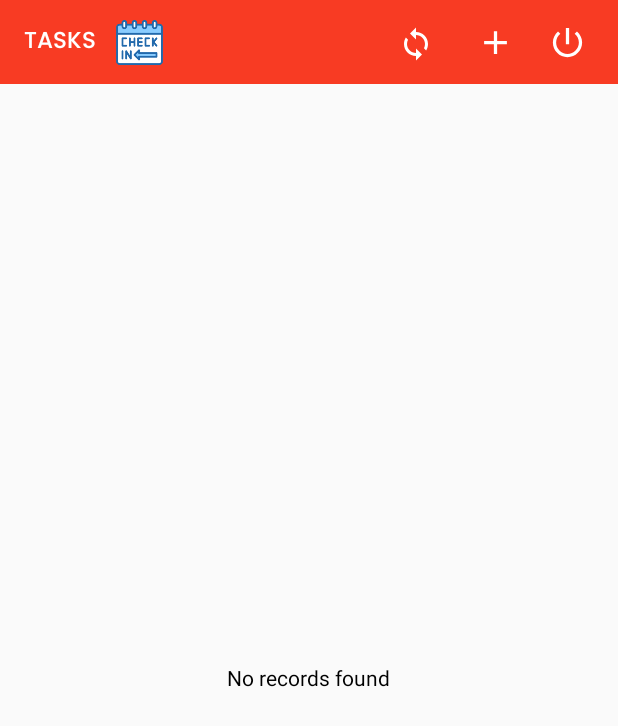
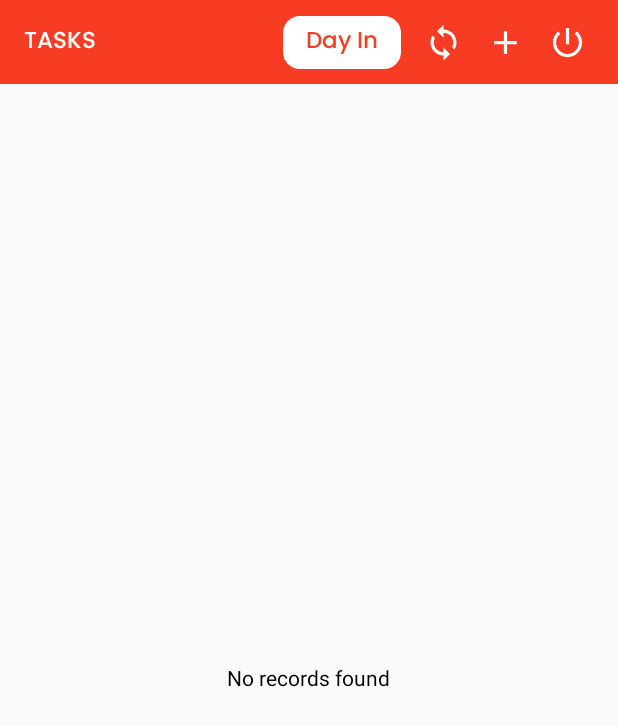
Before and after one commit to smeet857/SRCM, an Android app: the TaskActivity2 screen opened directly, with no data from a screen before it, on a phone screen of 412 x 824 dp. Shown: the top 726 px of the screen. Run offline under Robolectric (Android 15) with nearby library versions, the light colour scheme and no system bars; our stand-ins replace Room's generated code, Volley, sdp/ssp sizes; libraries missing offline, so code that uses them is left out: com.sangcomz.fishbun.

Commit message:
all tasks done

```diff
--- a/app/src/main/java/com/techinnovators/srcm/Activity/AddVisitRequestActivity2.java
+++ b/app/src/main/java/com/techinnovators/srcm/Activity/AddVisitRequestActivity2.java
@@ -73,7 +73,6 @@ public class AddVisitRequestActivity2 extends AppCompatActivity implements View.
             acEventSector,
             acEventCategory,
             acProjectType,
-            acOrganizationName,
             acVisitState,
             acDistrict,
             acTaluka,
@@ -81,7 +80,7 @@ public class AddVisitRequestActivity2 extends AppCompatActivity implements View.
 
     private ConstraintLayout csMain;
 
-    private AppCompatEditText /*etVisitDate,*/etVisitAssignedTo, etContPersonName, etContPersonNo;
+    private AppCompatEditText /*etVisitDate,*/etVisitAssignedTo, etContPersonName, etContPersonNo,acOrganizationName;
 
     private Spinner spinnerVisitType, spinnerVisitMode;
 
@@ -210,7 +209,7 @@ public class AddVisitRequestActivity2 extends AppCompatActivity implements View.
             }
         });
 
-        acOrganizationName.setOnClickListener(new View.OnClickListener() {
+        /*acOrganizationName.setOnClickListener(new View.OnClickListener() {
             @Override
             public void onClick(View v) {
 //                acOrganizationName.showDropDown();
@@ -223,7 +222,7 @@ public class AddVisitRequestActivity2 extends AppCompatActivity implements View.
                 });
                 spinnerDialog.showSpinerDialog();
             }
-        });
+        });*/
 
         acVisitState.setOnClickListener(new View.OnClickListener() {
             @Override
--- a/app/src/main/java/com/techinnovators/srcm/Activity/TaskActivity2.java
+++ b/app/src/main/java/com/techinnovators/srcm/Activity/TaskActivity2.java
@@ -2,6 +2,7 @@ package com.techinnovators.srcm.Activity;
 
 import androidx.annotation.Nullable;
 import androidx.appcompat.app.AppCompatActivity;
+import androidx.appcompat.widget.AppCompatTextView;
 import androidx.constraintlayout.widget.ConstraintLayout;
 import androidx.lifecycle.MutableLiveData;
 import androidx.recyclerview.widget.LinearLayoutManager;
@@ -76,9 +77,9 @@ public class TaskActivity2 extends AppCompatActivity {
 
     private LinearLayout llEmptyView;
 
+    private AppCompatTextView  ivCheckIn,
+            ivCheckOut;
     private ImageView ivAdd,
-            ivCheckIn,
-            ivCheckOut,
             ivWorkingHours,
             ivLogout,
             ivSync;
--- a/app/src/main/java/com/techinnovators/srcm/AddVisitRequestActivity.java
+++ b/app/src/main/java/com/techinnovators/srcm/AddVisitRequestActivity.java
@@ -145,7 +145,7 @@ public class AddVisitRequestActivity extends AppCompatActivity implements View.O
         if (NetworkUtils.isNetworkConnected(AddVisitRequestActivity.this)) {
             getProjectName();
             getProjectType();
-            getOrganisationName();
+            //getOrganisationName();
             getVisitState();
             getDistrict();
             getTaluka();
--- /dev/null
+++ b/app/src/main/res/drawable/day_bg.xml
@@ -0,0 +1,18 @@
+<?xml version="1.0" encoding="utf-8"?>
+<shape xmlns:android="http://schemas.android.com/apk/res/android"
+    android:shape="rectangle">
+
+    <stroke
+        android:width="@dimen/_1sdp"
+        android:color="@color/white" />
+
+    <solid android:color="@color/white" />
+
+    <corners android:radius="@dimen/_8sdp" />
+
+    <padding
+        android:bottom="@dimen/_4sdp"
+        android:left="@dimen/_12sdp"
+        android:right="@dimen/_12sdp"
+        android:top="@dimen/_4sdp" />
+</shape>
--- a/app/src/main/res/layout/activity_add_visit_request.xml
+++ b/app/src/main/res/layout/activity_add_visit_request.xml
@@ -211,11 +211,10 @@
                 app:layout_constraintStart_toStartOf="parent"
                 app:layout_constraintTop_toBottomOf="@+id/spin_activity" />
 
-            <androidx.appcompat.widget.AppCompatAutoCompleteTextView
+            <androidx.appcompat.widget.AppCompatEditText
                 android:id="@+id/acOrgName"
                 android:layout_width="match_parent"
                 android:layout_height="wrap_content"
-                android:focusable="false"
                 android:background="@drawable/edittext_background"
                 android:fontFamily="@font/poppins_regular"
                 android:padding="@dimen/_8sdp"
--- a/app/src/main/res/layout/activity_tasks.xml
+++ b/app/src/main/res/layout/activity_tasks.xml
@@ -34,39 +34,6 @@
                 app:layout_constraintTop_toTopOf="parent" />
 
             <ImageView
-                android:id="@+id/ivCheckIn"
-                android:layout_width="@dimen/_24sdp"
-                android:layout_height="@dimen/_24sdp"
-                android:layout_marginStart="@dimen/_10sdp"
-                android:src="@drawable/check_in"
-                app:layout_constraintBottom_toBottomOf="@+id/user_name"
-                app:layout_constraintStart_toEndOf="@+id/user_name"
-                app:layout_constraintTop_toTopOf="@+id/user_name" />
-
-            <ImageView
-                android:id="@+id/ivCheckOut"
-                android:layout_width="@dimen/_24sdp"
-                android:layout_height="@dimen/_24sdp"
-                android:layout_marginStart="@dimen/_20sdp"
-                android:src="@drawable/check_out"
-                android:visibility="gone"
-                app:layout_constraintBottom_toBottomOf="@+id/user_name"
-                app:layout_constraintStart_toEndOf="@+id/ivCheckIn"
-                app:layout_constraintTop_toTopOf="@+id/user_name" />
-
-            <ImageView
-                android:id="@+id/ivAdd"
-                android:layout_width="@dimen/_20sdp"
-                android:layout_height="@dimen/_20sdp"
-                android:layout_marginEnd="48dp"
-                android:src="@drawable/ic_add"
-                app:layout_constraintBottom_toBottomOf="@+id/user_name"
-                app:layout_constraintEnd_toEndOf="@+id/ivLogout"
-                app:layout_constraintTop_toTopOf="@+id/user_name"
-                app:layout_constraintVertical_bias="1.0"
-                app:tint="@color/white" />
-
-            <ImageView
                 android:id="@+id/ivLogout"
                 android:layout_width="@dimen/_20sdp"
                 android:layout_height="@dimen/_20sdp"
@@ -78,16 +45,55 @@
                 app:tint="@color/white" />
 
             <ImageView
+                android:id="@+id/ivAdd"
+                android:layout_width="@dimen/_20sdp"
+                android:layout_height="@dimen/_20sdp"
+                android:layout_marginEnd="@dimen/_12sdp"
+                android:src="@drawable/ic_add"
+                app:layout_constraintBottom_toBottomOf="@+id/user_name"
+                app:layout_constraintEnd_toStartOf="@+id/ivLogout"
+                app:layout_constraintTop_toTopOf="@+id/user_name"
+                app:tint="@color/white" />
+
+            <ImageView
                 android:id="@+id/ivSync"
+                android:layout_width="@dimen/_20sdp"
+                android:layout_height="@dimen/_20sdp"
+                android:layout_marginEnd="@dimen/_12sdp"
+                app:layout_constraintBottom_toBottomOf="@+id/user_name"
+                app:layout_constraintEnd_toStartOf="@+id/ivAdd"
+                app:layout_constraintTop_toTopOf="@id/user_name"
+                app:srcCompat="@drawable/ic_sync" />
+
+            <androidx.appcompat.widget.AppCompatTextView
+                android:id="@+id/ivCheckIn"
                 android:layout_width="wrap_content"
                 android:layout_height="wrap_content"
-                app:layout_constraintBottom_toBottomOf="@+id/user_name"
-                app:layout_constraintEnd_toStartOf="@+id/ivAdd"
-                app:layout_constraintHorizontal_bias="0.9"
-                app:layout_constraintStart_toStartOf="parent"
-                app:layout_constraintTop_toTopOf="@id/user_name"
-                app:layout_constraintVertical_bias="1.0"
-                app:srcCompat="@drawable/ic_sync" />
+                android:text="Day In"
+                android:textColor="@color/rosegold"
+                android:fontFamily="@font/poppins_medium"
+                android:textSize="@dimen/_12ssp"
+                android:layout_marginEnd="@dimen/_12sdp"
+                app:layout_constraintEnd_toStartOf="@+id/ivSync"
+                app:layout_constraintTop_toTopOf="parent"
+                app:layout_constraintBottom_toBottomOf="parent"
+                android:background="@drawable/day_bg"
+                android:visibility="visible"/>
+
+            <androidx.appcompat.widget.AppCompatTextView
+                android:id="@+id/ivCheckOut"
+                android:layout_width="wrap_content"
+                android:layout_height="wrap_content"
+                android:text="Day Out"
+                android:visibility="gone"
+                android:textColor="@color/rosegold"
+                android:fontFamily="@font/poppins_medium"
+                android:textSize="@dimen/_12ssp"
+                app:layout_constraintEnd_toStartOf="@+id/ivSync"
+                android:layout_marginEnd="@dimen/_12sdp"
+                app:layout_constraintTop_toTopOf="parent"
+                app:layout_constraintBottom_toBottomOf="parent"
+                android:background="@drawable/day_bg"/>
 
         </androidx.constraintlayout.widget.ConstraintLayout>
     </androidx.appcompat.widget.Toolbar>
--- a/app/src/main/res/values/strings.xml
+++ b/app/src/main/res/values/strings.xml
@@ -2,7 +2,7 @@
     <string name="app_name">SRCM</string>
     <string name="location_title">LOCATION SETTINGS</string>
     <string name="location_service_msg">Please turn on location services before using the app.</string>
-    <string name="version">1.0.3</string>
+    <string name="version">1.0.4</string>
     <string name="sign_in">SIGN IN</string>
     <string name="OKAY">OKAY</string>
     <string name="api_url">https://srcm.techinnovators.co.in/</string>
```
Also changed, not shown: 1 other file.
